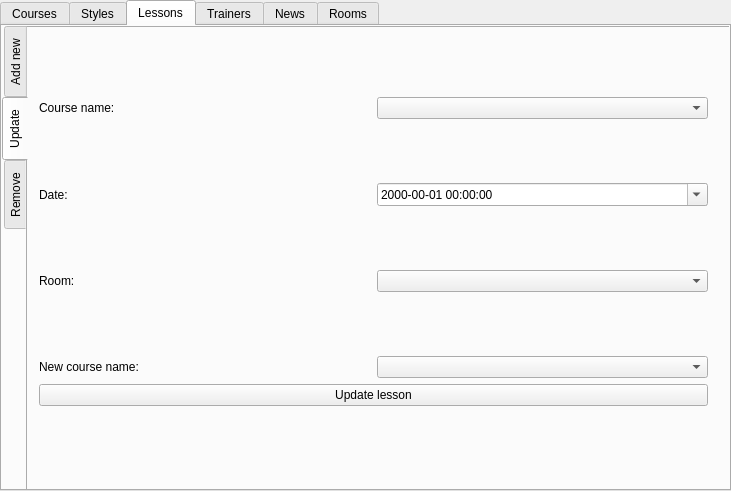
Lord1p/Dance_School, file desctopApp/DanceSchool/mainwindow.ui: the form before one commit.
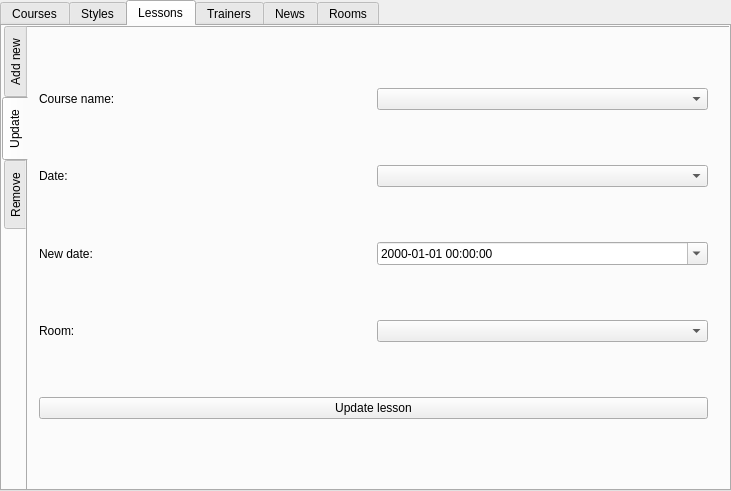
The form after the commit. The open tabs and pages were chosen to show the change.

Commit message: Fix bugs with lessons control

Diff of the .ui file:
```diff
--- a/desctopApp/DanceSchool/mainwindow.ui
+++ b/desctopApp/DanceSchool/mainwindow.ui
@@ -662,7 +662,21 @@
               </widget>
              </item>
              <item>
-              <widget class="QComboBox" name="lessonUpdateCourse"/>
+              <widget class="QComboBox" name="lessonUpdateOldCourse"/>
+             </item>
+            </layout>
+           </item>
+           <item>
+            <layout class="QHBoxLayout" name="trainerLayout_13">
+             <item>
+              <widget class="QLabel" name="label_76">
+               <property name="text">
+                <string>Date:</string>
+               </property>
+              </widget>
+             </item>
+             <item>
+              <widget class="QComboBox" name="lessonUpdateOldDate"/>
              </item>
             </layout>
            </item>
@@ -671,14 +685,14 @@
              <item>
               <widget class="QLabel" name="label_73">
                <property name="text">
-                <string>Date:</string>
+                <string>New date:</string>
                </property>
               </widget>
              </item>
              <item>
               <widget class="QDateTimeEdit" name="lessonUpdateDate">
                <property name="displayFormat">
-                <string>yyyy-mm-dd hh:mm:ss</string>
+                <string>yyyy-MM-dd hh:mm:ss</string>
                </property>
                <property name="calendarPopup">
                 <bool>true</bool>
@@ -703,20 +717,6 @@
            </item>
            <item>
             <layout class="QVBoxLayout" name="descriptionLayout_13">
-             <item>
-              <layout class="QHBoxLayout" name="trainerLayout_12">
-               <item>
-                <widget class="QLabel" name="label_75">
-                 <property name="text">
-                  <string>New course name:</string>
-                 </property>
-                </widget>
-               </item>
-               <item>
-                <widget class="QComboBox" name="lessonUpdateCourse_2"/>
-               </item>
-              </layout>
-             </item>
              <item>
               <widget class="QPushButton" name="lessonUpdateButton">
                <property name="text">
```
Left out of the diff: 32 changed lines with no effect on the pictures. The commit also changes 13 other files.
